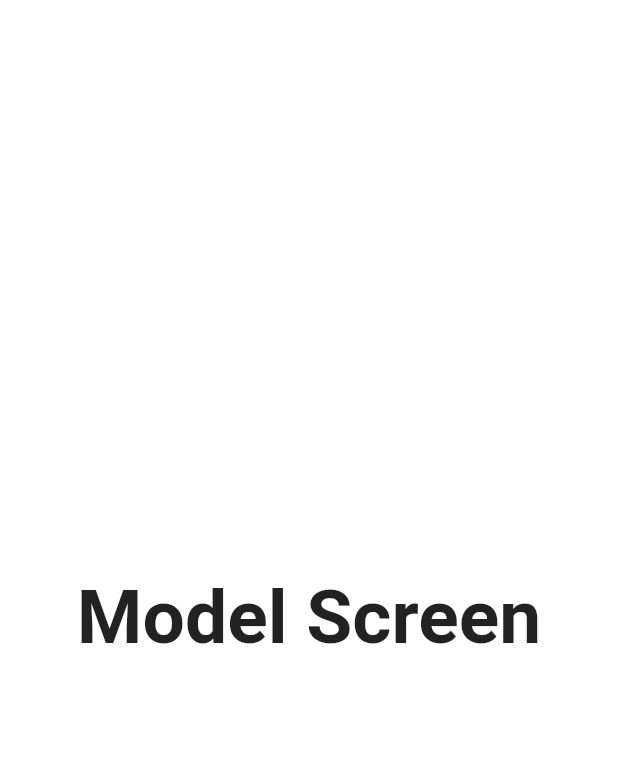
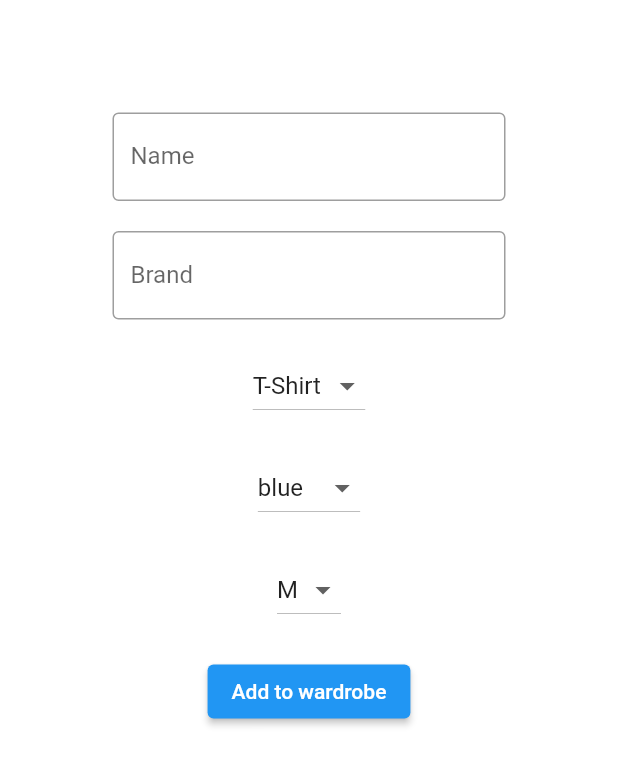
Before and after one commit to Wardason/Made-My-Fit, a Flutter app: the ModelScreen screen opened by its route, on a phone screen of 412 x 824 dp. Shown: the top 765 px of the screen. Run offline on Flutter 3.47's test engine with Material 2 defaults, Android fonts, the phone set to English and light mode, and no system bars; our stand-ins replace firebase_auth, firebase_core, modal_progress_hud_nsn; accounts and stored records are empty.

Commit message:
sceleton add page

```diff
--- a/lib/screens/bottomBar_screen.dart
+++ b/lib/screens/bottomBar_screen.dart
@@ -54,14 +54,14 @@ class _BottomBarState extends State<BottomBar> {
           textAlign: TextAlign.center,
         ),
         BottomNavyBarItem(
-          icon: Icon(Icons.whatshot),
-          title: Text('Model'),
+          icon: Icon(Icons.add),
+          title: Text('Add'),
           activeColor: Colors.purpleAccent,
           inactiveColor: _inactiveColor,
           textAlign: TextAlign.center,
         ),
         BottomNavyBarItem(
-          icon: Icon(Icons.android),
+          icon: Icon(Icons.whatshot),
           title: Text('wardrobe '),
           activeColor: Colors.pink,
           inactiveColor: _inactiveColor,
--- a/lib/screens/model_screen.dart
+++ b/lib/screens/model_screen.dart
@@ -8,16 +8,87 @@ class ModelScreen extends StatefulWidget {
 }
 
 class _ModelScreenState extends State<ModelScreen> {
+  final _formKey = GlobalKey<FormState>();
+
   @override
   Widget build(BuildContext context) {
     return Scaffold(
       backgroundColor: Colors.white,
-      body: Center(
-        child: Text(
-          'Model Screen',
-          style: TextStyle(
-            fontSize: 50,
-            fontWeight: FontWeight.bold,
+      body: SingleChildScrollView(
+        child: Form(
+          key: _formKey,
+          child: Padding(
+            padding: EdgeInsets.all(75),
+            child: Column(
+              mainAxisAlignment: MainAxisAlignment.start,
+              children: <Widget>[
+                TextFormField(
+                  keyboardType: TextInputType.text,
+                  autocorrect: false,
+                  decoration: InputDecoration(
+                    labelText: 'Name',
+                    border: OutlineInputBorder(),
+                  ),
+                ),
+                SizedBox(height: 20),
+                TextFormField(
+                  keyboardType: TextInputType.text,
+                  autocorrect: false,
+                  decoration: InputDecoration(
+                    labelText: 'Brand',
+                    border: OutlineInputBorder(),
+                  ),
+                ),
+                SizedBox(height: 20),
+                DropdownButton(
+                  value: 'T-Shirt',
+                  items: <String>['T-Shirt', 'Hoodie', 'Pants', 'Shoes']
+                      .map((String value) {
+                    return DropdownMenuItem<String>(
+                      value: value,
+                      child: Text(value),
+                    );
+                  }).toList(),
+                  onChanged: (_) {
+                    print('hello world');
+                  },
+                ),
+                SizedBox(height: 20),
+                DropdownButton(
+                  value: 'blue',
+                  items: <String>['black', 'white', 'blue', 'brown']
+                      .map((String value) {
+                    return DropdownMenuItem<String>(
+                      value: value,
+                      child: Text(value),
+                    );
+                  }).toList(),
+                  onChanged: (_) {
+                    print('hello world');
+                  },
+                ),
+                SizedBox(height: 20),
+                DropdownButton(
+                  value: 'M',
+                  items: <String>['S', 'M', 'L', 'XL'].map((String value) {
+                    return DropdownMenuItem<String>(
+                      value: value,
+                      child: Text(value),
+                    );
+                  }).toList(),
+                  onChanged: (_) {
+                    print('hello world');
+                  },
+                ),
+                SizedBox(height: 20),
+                ElevatedButton(
+                  onPressed: () {
+                    print('Add to firebase');
+                  },
+                  child: Text('Add to wardrobe'),
+                ),
+              ],
+            ),
           ),
         ),
       ),
```
